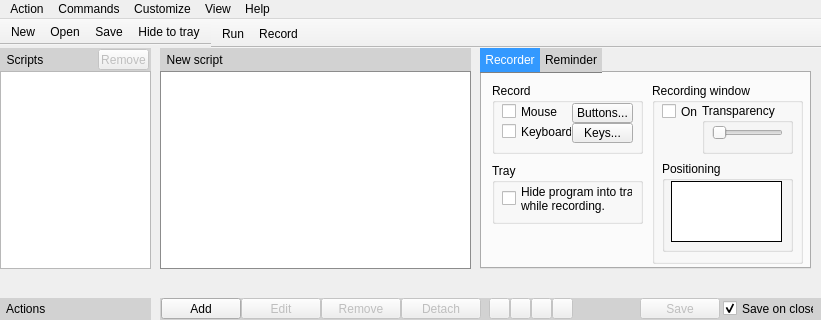
jajcek/DoForMe, file DoForMe!/mainwin.ui: the form before one commit; both pictures show x 0 to 821 and y 0 to 320 of the 821 by 528 pixel window.
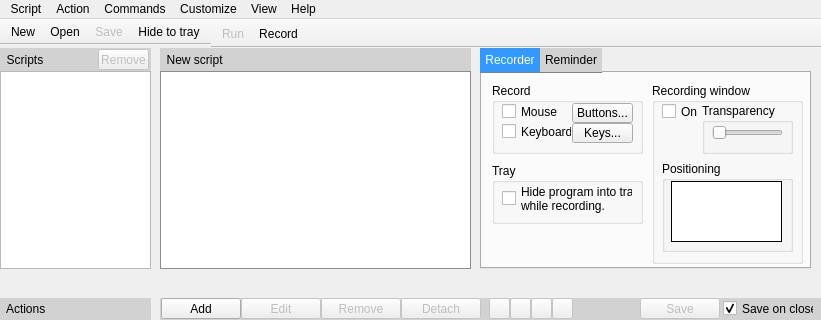
The form after the commit. Icons and pictures are not drawn.

Commit message: enabling/disabling buttons/actions while selecting scripts/actions

What changed in the file:
```diff
--- a/DoForMe!/mainwin.ui
+++ b/DoForMe!/mainwin.ui
@@ -980,6 +980,19 @@
     <addaction name="actionRepeating"/>
     <addaction name="actionReminding"/>
    </widget>
+   <widget class="QMenu" name="menuScript">
+    <property name="title">
+     <string>Script</string>
+    </property>
+    <addaction name="actionMenuNewScript"/>
+    <addaction name="actionMenuImportScripts"/>
+    <addaction name="separator"/>
+    <addaction name="actionMenuSaveScript"/>
+    <addaction name="actionMenuRemoveScript"/>
+    <addaction name="separator"/>
+    <addaction name="actionMenuRunScript"/>
+   </widget>
+   <addaction name="menuScript"/>
    <addaction name="menuActions"/>
    <addaction name="menuExecuting"/>
    <addaction name="menuCustomize"/>
@@ -1125,6 +1138,9 @@
    </property>
   </action>
   <action name="actionRun">
+   <property name="enabled">
+    <bool>false</bool>
+   </property>
    <property name="icon">
     <iconset resource="mainwin.qrc">
      <normaloff>:/play_record/Resources/play_on.png</normaloff>:/play_record/Resources/play_on.png</iconset>
@@ -1194,6 +1210,9 @@
    </property>
   </action>
   <action name="actionSaveScript">
+   <property name="enabled">
+    <bool>false</bool>
+   </property>
    <property name="icon">
     <iconset resource="mainwin.qrc">
      <normaloff>:/standard/Resources/filesave.ico</normaloff>:/standard/Resources/filesave.ico</iconset>
```
Left out of the diff: 104 changed lines with no effect on the pictures. The commit also changes 5 other files.
